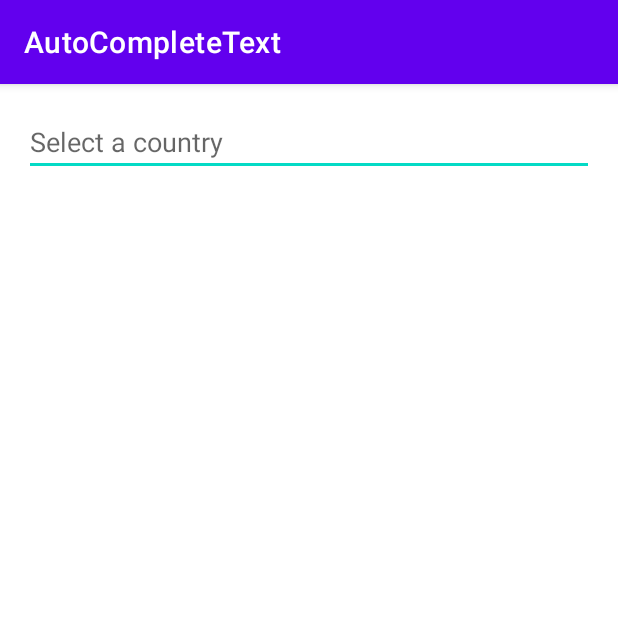
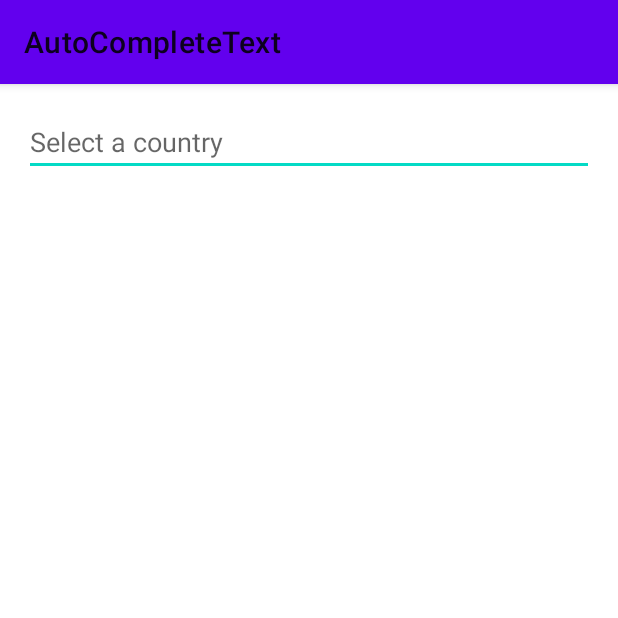
Before and after one commit to CodinFlow/AutoCompleteText, an Android app: the screen it shows after launch (MainActivity), on a phone screen of 412 x 824 dp, the top half of it. Run offline under Robolectric (Android 15) with nearby library versions, the phone set to English and light mode, and no system bars; our stand-ins replace Picasso; pictures from the network do not load.

```diff
--- a/app/build.gradle
+++ b/app/build.gradle
@@ -34,4 +34,8 @@ dependencies {
     implementation 'com.google.android.material:material:1.5.0'
     implementation 'androidx.constraintlayout:constraintlayout:2.1.3'
 
+    implementation 'com.squareup.picasso:picasso:2.71828'
+    implementation 'com.android.volley:volley:1.2.1'
+
+
 }
--- a/app/src/main/AndroidManifest.xml
+++ b/app/src/main/AndroidManifest.xml
@@ -3,6 +3,7 @@
     package="de.project.autocompletetext">
 
     <uses-permission android:name="android.permission.INTERNET" />
+    <uses-permission android:name="android.permission.ACCESS_NETWORK_STATE"/>
 
     <application
         android:allowBackup="true"
--- a/app/src/main/java/de/project/autocompletetext/CountryItem.java
+++ b/app/src/main/java/de/project/autocompletetext/CountryItem.java
@@ -2,18 +2,36 @@ package de.project.autocompletetext;
 
 public class CountryItem {
     private String countryName;
-    private int flagImage;
+    private String imageUrl;
 
-    public CountryItem(String countryName, int flagImage) {
+    public CountryItem(String countryName, String imageUrl) {
         this.countryName = countryName;
-        this.flagImage = flagImage;
+        this.imageUrl = imageUrl;
+
+
     }
 
     public String getCountryName() {
         return countryName;
     }
 
-    public int getFlagImage() {
-        return flagImage;
+    public void setCountryName(String countryName) {
+        this.countryName = countryName;
+    }
+
+    public String getImageUrl() {
+        return imageUrl;
+    }
+
+    public void setImageUrl(String imageUrl) {
+        this.imageUrl = imageUrl;
+    }
+
+    @Override
+    public String toString() {
+        return "CountryItem{" +
+                "countryName='" + countryName + '\'' +
+                ", imageUrl='" + imageUrl + '\'' +
+                '}';
     }
 }
--- a/app/src/main/java/de/project/autocompletetext/MainActivity.java
+++ b/app/src/main/java/de/project/autocompletetext/MainActivity.java
@@ -25,9 +25,19 @@ public class MainActivity extends AppCompatActivity {
 
     private void fillCountryList() {
         countryList = new ArrayList<>();
-        countryList.add(new CountryItem("Afghanistan", R.drawable.flag_afghanistan));
-        countryList.add(new CountryItem("Albania", R.drawable.flag_albania));
-        countryList.add(new CountryItem("Algeria", R.drawable.flag_algeria));
-        countryList.add(new CountryItem("Andorra", R.drawable.flag_andorra));
+
+        // TODO: 10/03/2022 URL FROM JSON
+      /*  for (int i = 0; i < jsonArray2.length(); i++) {
+            JSONObject chart = jsonArray2.getJSONObject(i);
+
+            String coverUrl2 = chart.getString("album_cover_url");
+            String artistName2 = chart.getString("artist_name");
+
+            mList2.add(new Item(coverUrl2, artistName2));
+        }*/
+        countryList.add(new CountryItem("Afghanistan", "https://cdn.webshopapp.com/shops/94414/files/52406302/flag-of-morocco.jpg"));
+        countryList.add(new CountryItem("Albania", "https://upload.wikimedia.org/wikipedia/commons/thumb/3/36/Flag_of_Albania.svg/1200px-Flag_of_Albania.svg.png"));
+        countryList.add(new CountryItem("Algeria","https://upload.wikimedia.org/wikipedia/commons/thumb/7/77/Flag_of_Algeria.svg/1200px-Flag_of_Algeria.svg.png"));
+        countryList.add(new CountryItem("Andorra", "https://upload.wikimedia.org/wikipedia/commons/thumb/1/19/Flag_of_Andorra.svg/1280px-Flag_of_Andorra.svg.png"));
     }
 }
--- a/app/src/main/res/layout/country_autocomplete_row.xml
+++ b/app/src/main/res/layout/country_autocomplete_row.xml
@@ -7,9 +7,9 @@
 
     <ImageView
         android:id="@+id/image_view_flag"
+        android:background="#6868"
         android:layout_width="60dp"
-        android:layout_height="40dp"
-        tools:src="@drawable/flag_afghanistan" />
+        android:layout_height="40dp" />
 
     <TextView
         android:id="@+id/text_view_name"
--- a/app/src/main/res/values-night/themes.xml
+++ /dev/null
@@ -1,16 +0,0 @@
-<resources xmlns:tools="http://schemas.android.com/tools">
-    <!-- Base application theme. -->
-    <style name="Theme.AutoCompleteText" parent="Theme.MaterialComponents.DayNight.DarkActionBar">
-        <!-- Primary brand color. -->
-        <item name="colorPrimary">@color/purple_200</item>
-        <item name="colorPrimaryVariant">@color/purple_700</item>
-        <item name="colorOnPrimary">@color/black</item>
-        <!-- Secondary brand color. -->
-        <item name="colorSecondary">@color/teal_200</item>
-        <item name="colorSecondaryVariant">@color/teal_200</item>
-        <item name="colorOnSecondary">@color/black</item>
-        <!-- Status bar color. -->
-        <item name="android:statusBarColor" tools:targetApi="l">?attr/colorPrimaryVariant</item>
-        <!-- Customize your theme here. -->
-    </style>
-</resources>
--- a/app/src/main/res/values/themes.xml
+++ b/app/src/main/res/values/themes.xml
@@ -1,6 +1,6 @@
 <resources xmlns:tools="http://schemas.android.com/tools">
     <!-- Base application theme. -->
-    <style name="Theme.AutoCompleteText" parent="Theme.MaterialComponents.DayNight.DarkActionBar">
+    <style name="Theme.AutoCompleteText" parent="Theme.MaterialComponents.Light">
         <!-- Primary brand color. -->
         <item name="colorPrimary">@color/purple_500</item>
         <item name="colorPrimaryVariant">@color/purple_700</item>
```
Also changed, not shown: app/src/main/java/de/project/autocompletetext/AutoCompleteCountryAdapter.java (+7 -2 lines).
